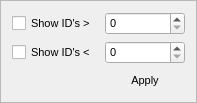
Qt form idfilter.ui (pjrinaldi/wombatforensics) before a commit.
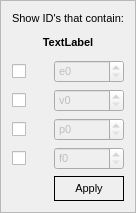
The same form after that commit.

```diff
--- a/idfilter.ui
+++ b/idfilter.ui
@@ -9,8 +9,8 @@
    <rect>
     <x>0</x>
     <y>0</y>
-    <width>207</width>
-    <height>107</height>
+    <width>148</width>
+    <height>208</height>
    </rect>
   </property>
   <property name="windowTitle">
@@ -29,49 +29,144 @@
    <property name="sizeConstraint">
     <enum>QLayout::SetFixedSize</enum>
    </property>
-   <item row="0" column="0">
-    <widget class="QCheckBox" name="morecheckBox">
+   <item row="2" column="0">
+    <widget class="QCheckBox" name="echeckBox">
      <property name="font">
       <font>
        <pointsize>8</pointsize>
       </font>
      </property>
      <property name="text">
-      <string>Show ID's &gt;</string>
-     </property>
-    </widget>
-   </item>
-   <item row="0" column="1">
-    <widget class="QSpinBox" name="morespinBox">
-     <property name="font">
-      <font>
-       <pointsize>8</pointsize>
-      </font>
-     </property>
-    </widget>
-   </item>
-   <item row="1" column="0">
-    <widget class="QCheckBox" name="lesscheckBox">
-     <property name="font">
-      <font>
-       <pointsize>8</pointsize>
-      </font>
-     </property>
-     <property name="text">
-      <string>Show ID's &lt; </string>
-     </property>
-    </widget>
-   </item>
-   <item row="1" column="1">
-    <widget class="QSpinBox" name="lessspinBox">
-     <property name="font">
-      <font>
-       <pointsize>8</pointsize>
-      </font>
+      <string/>
      </property>
     </widget>
    </item>
    <item row="2" column="1">
+    <widget class="QSpinBox" name="espinBox">
+     <property name="enabled">
+      <bool>false</bool>
+     </property>
+     <property name="font">
+      <font>
+       <pointsize>8</pointsize>
+      </font>
+     </property>
+     <property name="suffix">
+      <string/>
+     </property>
+     <property name="prefix">
+      <string>e</string>
+     </property>
+     <property name="maximum">
+      <number>100000</number>
+     </property>
+     <property name="value">
+      <number>0</number>
+     </property>
+    </widget>
+   </item>
+   <item row="5" column="0">
+    <widget class="QCheckBox" name="vcheckBox">
+     <property name="font">
+      <font>
+       <pointsize>8</pointsize>
+      </font>
+     </property>
+     <property name="text">
+      <string/>
+     </property>
+    </widget>
+   </item>
+   <item row="5" column="1">
+    <widget class="QSpinBox" name="vspinBox">
+     <property name="enabled">
+      <bool>false</bool>
+     </property>
+     <property name="font">
+      <font>
+       <pointsize>8</pointsize>
+      </font>
+     </property>
+     <property name="prefix">
+      <string>v</string>
+     </property>
+     <property name="maximum">
+      <number>100000</number>
+     </property>
+    </widget>
+   </item>
+   <item row="6" column="0">
+    <widget class="QCheckBox" name="pcheckBox">
+     <property name="text">
+      <string/>
+     </property>
+    </widget>
+   </item>
+   <item row="6" column="1">
+    <widget class="QSpinBox" name="pspinBox">
+     <property name="enabled">
+      <bool>false</bool>
+     </property>
+     <property name="font">
+      <font>
+       <pointsize>8</pointsize>
+      </font>
+     </property>
+     <property name="prefix">
+      <string>p</string>
+     </property>
+     <property name="maximum">
+      <number>100000</number>
+     </property>
+    </widget>
+   </item>
+   <item row="7" column="0">
+    <widget class="QCheckBox" name="fcheckBox">
+     <property name="text">
+      <string/>
+     </property>
+    </widget>
+   </item>
+   <item row="7" column="1">
+    <widget class="QSpinBox" name="fspinBox">
+     <property name="enabled">
+      <bool>false</bool>
+     </property>
+     <property name="font">
+      <font>
+       <pointsize>8</pointsize>
+      </font>
+     </property>
+     <property name="prefix">
+      <string>f</string>
+     </property>
+     <property name="maximum">
+      <number>100000</number>
+     </property>
+    </widget>
+   </item>
+   <item row="0" column="0" colspan="2">
+    <widget class="QLabel" name="label">
+     <property name="font">
+      <font>
+       <pointsize>8</pointsize>
+      </font>
+     </property>
+     <property name="styleSheet">
+      <string notr="true"/>
+     </property>
+     <property name="frameShape">
+      <enum>QFrame::NoFrame</enum>
+     </property>
+     <property name="text">
+      <string>Show ID's that contain:</string>
+     </property>
+     <property name="textFormat">
+      <enum>Qt::PlainText</enum>
+     </property>
+    </widget>
+   </item>
+   <item row="8" column="1">
     <widget class="QPushButton" name="pushButton">
      <property name="font">
       <font>
@@ -82,6 +177,9 @@
      <property name="cursor">
       <cursorShape>ArrowCursor</cursorShape>
      </property>
+     <property name="styleSheet">
+      <string notr="true">border: 1px solid black; padding-top: 5px; padding-bottom: 5px;</string>
+     </property>
      <property name="text">
       <string>Apply</string>
      </property>
@@ -93,6 +191,30 @@
      </property>
     </widget>
    </item>
+   <item row="1" column="0" colspan="2">
+    <widget class="QLabel" name="idlabel">
+     <property name="font">
+      <font>
+       <family>Ubuntu</family>
+       <pointsize>8</pointsize>
+       <weight>75</weight>
+       <bold>true</bold>
+      </font>
+     </property>
+     <property name="styleSheet">
+      <string notr="true">padding-top: 5px; padding-bottom: 5px;</string>
+     </property>
+     <property name="text">
+      <string>TextLabel</string>
+     </property>
+     <property name="textFormat">
+      <enum>Qt::AutoText</enum>
+     </property>
+     <property name="alignment">
+      <set>Qt::AlignCenter</set>
+     </property>
+    </widget>
+   </item>
   </layout>
  </widget>
  <resources/>
```
Left out of the diff: 67 changed lines with no effect on the pictures.
